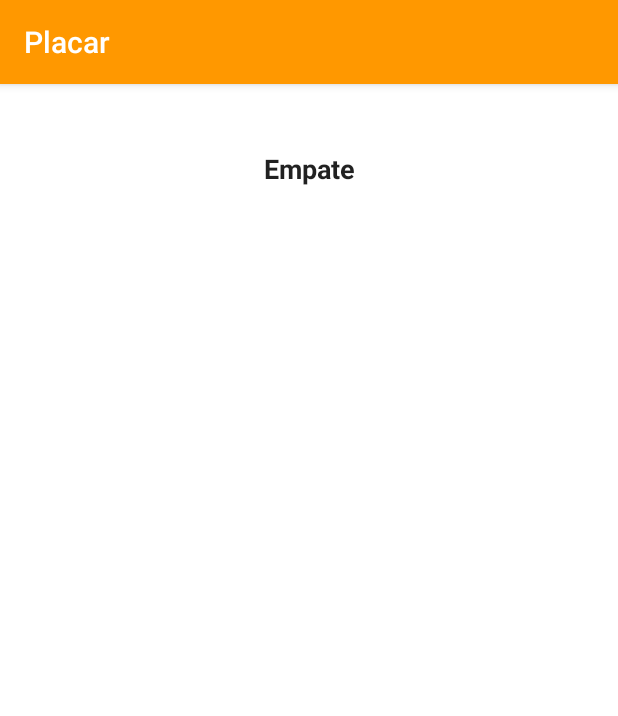
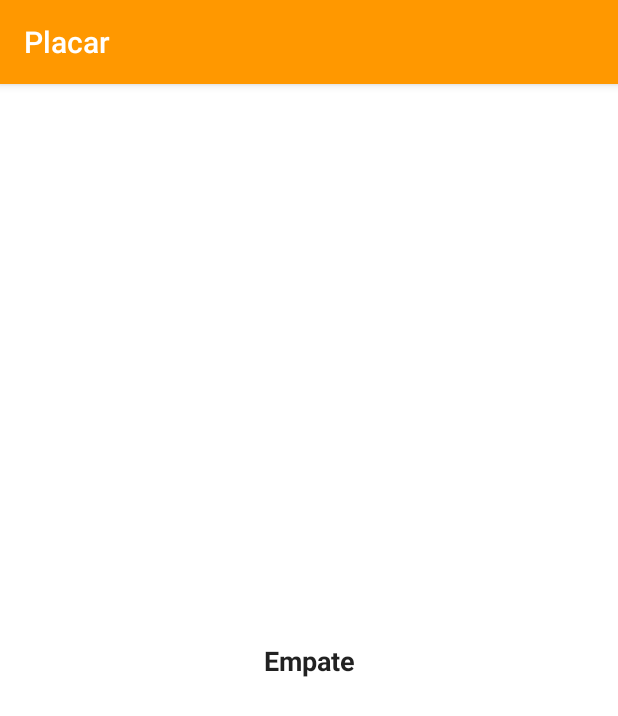
Before and after one commit to PauloFerreira-S/Placar, an Android app: the Activity2 screen opened directly, with no data from a screen before it, on a phone screen of 412 x 824 dp. Shown: the top 716 px of the screen. Run offline under Robolectric (Android 15) with nearby library versions, the phone set to English and light mode, and no system bars.

Commit message:
Version 3.0

```diff
--- a/app/src/main/res/layout/activity_2.xml
+++ b/app/src/main/res/layout/activity_2.xml
@@ -12,12 +12,14 @@
         android:id="@+id/txt_vencedor"
         android:layout_width="wrap_content"
         android:layout_height="wrap_content"
-        android:layout_marginTop="44dp"
+        android:layout_marginStart="16dp"
+        android:layout_marginEnd="16dp"
         android:text="Empate"
         android:textAlignment="center"
         android:textAppearance="@style/TextAppearance.AppCompat.Body1"
         android:textSize="18sp"
         android:textStyle="bold"
+        app:layout_constraintBottom_toBottomOf="parent"
         app:layout_constraintEnd_toEndOf="parent"
         app:layout_constraintStart_toStartOf="parent"
         app:layout_constraintTop_toTopOf="parent" />
```
